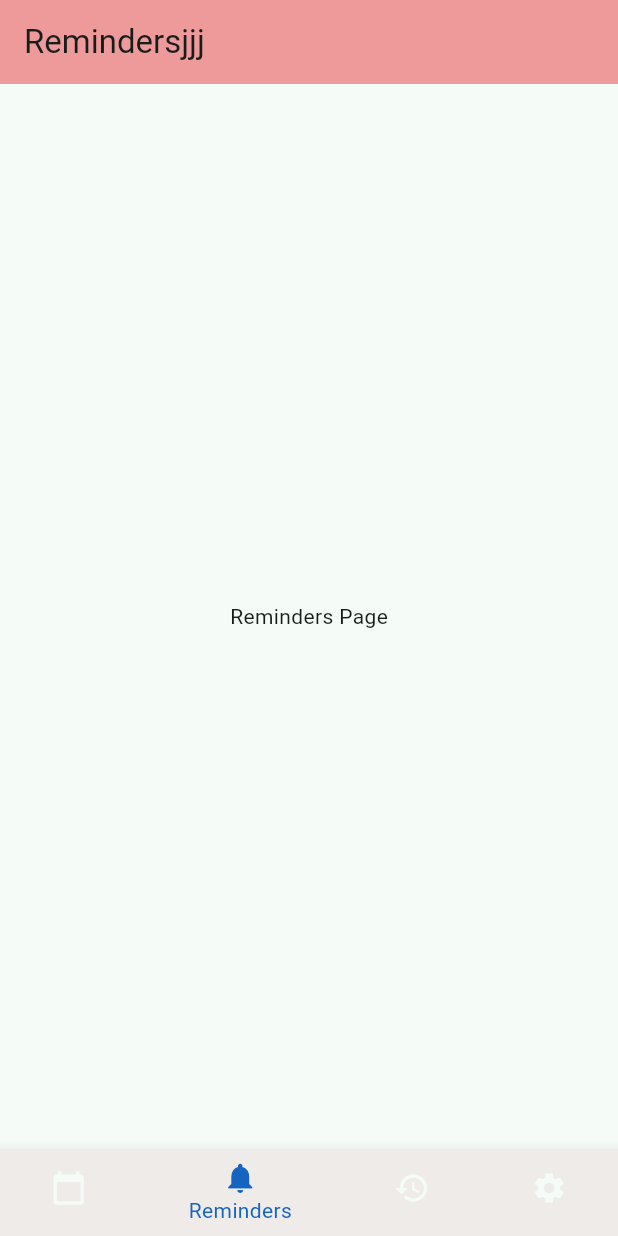
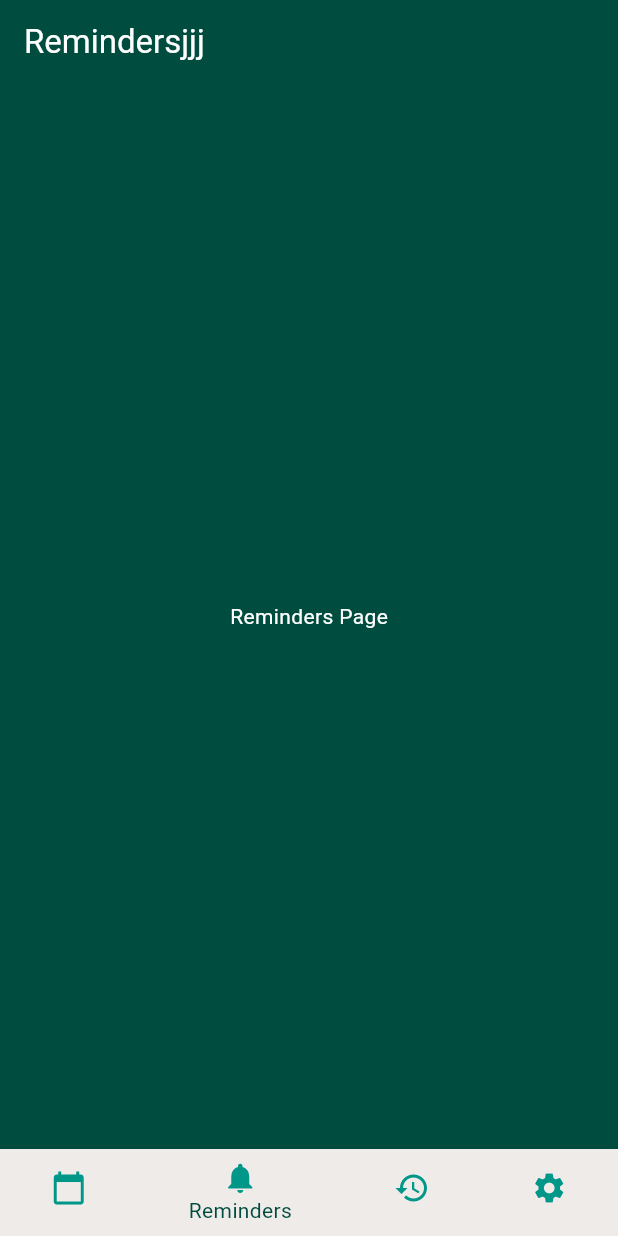
Before and after one commit to R1tMah/Schedule_Maker, a Flutter app: the screen it shows after launch, item 2 of the bottom bar chosen, on a phone screen of 412 x 824 dp. Run offline on Flutter 3.47's test engine with Material 3 defaults, Android fonts, the phone set to English and light mode, and no system bars.

Commit message:
bottom icons teal

```diff
--- a/lib/main.dart
+++ b/lib/main.dart
@@ -21,8 +21,8 @@ class MyApp extends StatelessWidget {
     return MaterialApp(
       title: 'Flutter Demo',
       theme: ThemeData(// Define a primary color swatch
-        //colorScheme: ColorScheme.fromSwatch(primarySwatch: myPrimaryColor[200]),
-        colorSchemeSeed: Colors.teal[900],
+        colorScheme: ColorScheme.fromSwatch(primarySwatch: Colors.teal),
+        scaffoldBackgroundColor: Colors.teal[900],
         useMaterial3: true,
       ),
       home: const MyHomePage(),
@@ -56,8 +56,9 @@ class _MyHomePageState extends State<MyHomePage> {
   Widget build(BuildContext context) {
     return Scaffold(
       appBar: AppBar(
-        backgroundColor: Colors.red[200],
+        backgroundColor: Colors.teal[900],
         title: Text(_getAppBarTitle(_selectedIndex)),
+          foregroundColor: Colors.white,
       ),
       body: _pages[_selectedIndex],
       bottomNavigationBar: Theme(
@@ -73,24 +74,28 @@ class _MyHomePageState extends State<MyHomePage> {
         child: BottomNavigationBar(
           items: const <BottomNavigationBarItem>[
             BottomNavigationBarItem(
-              icon: Icon(Icons.calendar_today),
-              label: 'Schedulepp',
+              icon: Icon(Icons.calendar_today,
+                  color: Colors.teal),
+              label: 'Schedule',
             ),
             BottomNavigationBarItem(
-              icon: Icon(Icons.notifications),
+              icon: Icon(Icons.notifications,
+                  color: Colors.teal),
               label: 'Reminders',
             ),
             BottomNavigationBarItem(
-              icon: Icon(Icons.history),
+              icon: Icon(Icons.history,
+                  color: Colors.teal),
               label: 'History',
             ),
             BottomNavigationBarItem(
-              icon: Icon(Icons.settings),
+              icon: Icon(Icons.settings,
+                  color: Colors.teal),
               label: 'Settings',
             ),
           ],
           currentIndex: _selectedIndex,
-          fixedColor: Colors.blue[800],
+          fixedColor: Colors.teal[900],
           onTap: _onItemTapped,
         ),
       ),
@@ -117,7 +122,10 @@ class SchedulePage extends StatelessWidget {
   @override
   Widget build(BuildContext context) {
     return Center(
-      child: Text('Schedule Page'),
+      child: Text(
+          'Schedule Page',
+          style: TextStyle(color: Colors.white),
+          ),
     );
   }
 }
@@ -128,7 +136,10 @@ class RemindersPage extends StatelessWidget {
   @override
   Widget build(BuildContext context) {
     return Center(
-      child: Text('Reminders Page'),
+      child: Text(
+          'Reminders Page',
+        style: TextStyle(color: Colors.white),
+      ),
     );
   }
 }
@@ -137,7 +148,9 @@ class HistoryPage extends StatelessWidget {
   @override
   Widget build(BuildContext context) {
     return Center(
-      child: Text('History Page'),
+      child: Text('History Page',
+        style: TextStyle(color: Colors.white),
+      ),
     );
   }
 }
```
